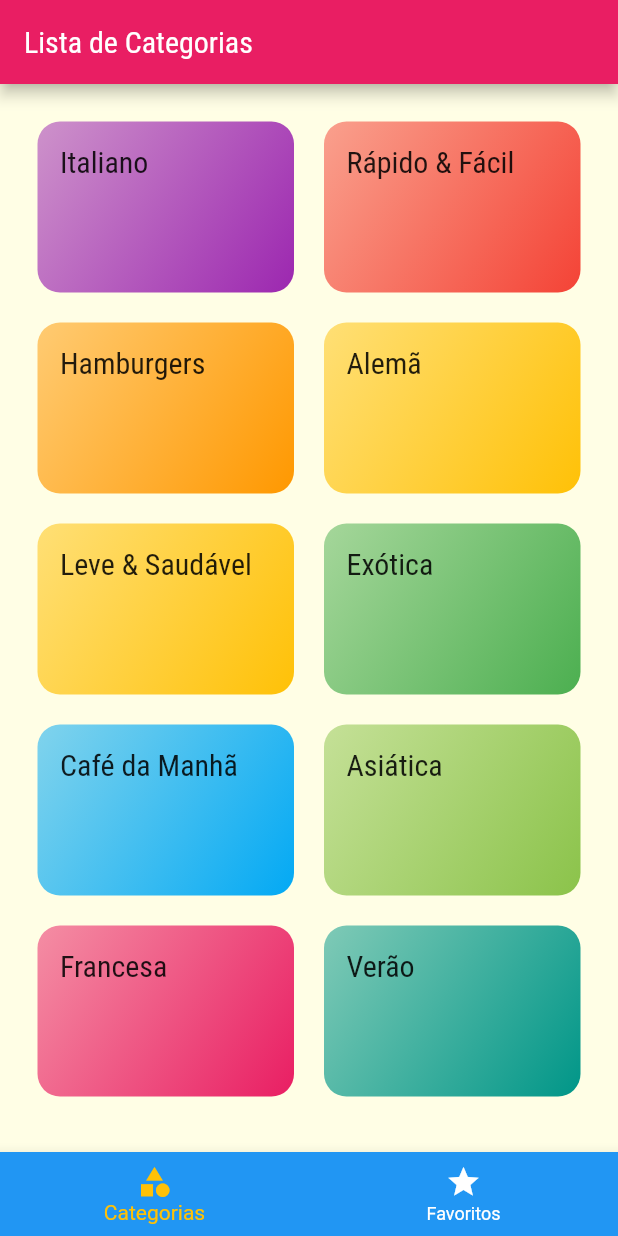
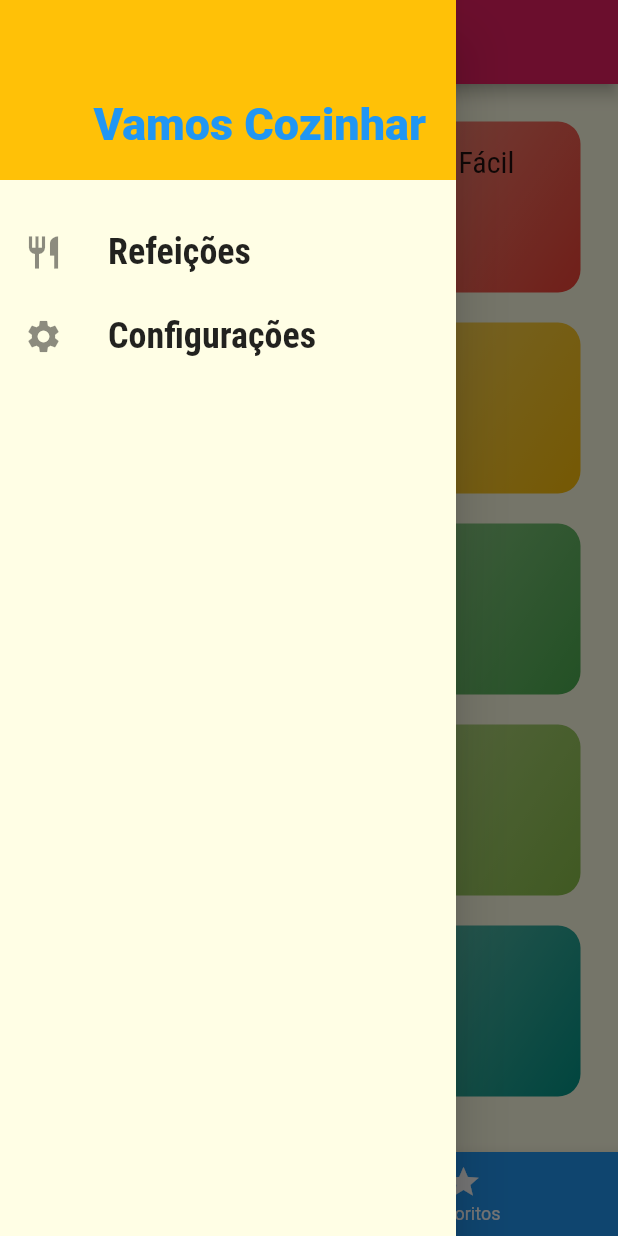
Before and after one commit to paulocsarlins/meals, a Flutter app: the screen it shows after launch, with the side drawer open (before the commit the screen has no drawer), on a phone screen of 412 x 824 dp. Run offline on Flutter 3.47's test engine with Material 2 defaults, Android fonts, the phone set to English and light mode, and no system bars.

Commit message:
Adicionar Drawer Personalizado

```diff
--- /dev/null
+++ b/lib/components/main_drawer.dart
@@ -0,0 +1,51 @@
+import 'package:flutter/material.dart';
+
+class MainDrawer extends StatelessWidget {
+  const MainDrawer({Key? key}) : super(key: key);
+
+  Widget _createItem(IconData icon, String label) {
+    return ListTile(
+      leading: Icon(
+        icon,
+        size: 26,
+      ),
+      title: Text(
+        label,
+        style: TextStyle(
+          fontFamily: 'RobotoCondensed',
+          fontSize: 24,
+          fontWeight: FontWeight.bold
+        ),
+      ),
+      onTap: (){},
+    );
+  }
+
+  @override
+  Widget build(BuildContext context) {
+    return Drawer(
+      child: Column(
+        children: [
+          Container(
+            height: 120,
+            width: double.infinity,
+            padding: EdgeInsets.all(20),
+            color: Theme.of(context).accentColor,
+            alignment: Alignment.bottomRight,
+            child: Text(
+              'Vamos Cozinhar',
+              style: TextStyle(
+                fontWeight: FontWeight.w900,
+                fontSize: 30,
+                color: Theme.of(context).primaryColor,
+              ),
+            ),
+          ),
+          SizedBox(height: 20),
+          _createItem(Icons.restaurant, 'Refeições'),
+          _createItem(Icons.settings, 'Configurações'),
+        ],
+      ),
+    );
+  }
+}
--- a/lib/models/meal.dart
+++ b/lib/models/meal.dart
@@ -1,5 +1,3 @@
-import 'package:flutter/scheduler.dart';
-
 enum Complexity {
   simple,
   medium,
--- a/lib/screens/favorite_screen.dart
+++ b/lib/screens/favorite_screen.dart
@@ -5,7 +5,7 @@ class FavoriteScreen extends StatelessWidget {
 
   @override
   Widget build(BuildContext context) {
-    return Center(
+    return const Center(
       child: Text('Minhas Refeições Favoritas!'),
     );
   }
--- a/lib/screens/meal_detail_screen.dart
+++ b/lib/screens/meal_detail_screen.dart
@@ -6,7 +6,7 @@ class MealDetailScreen extends StatelessWidget {
 
   Widget _createSectionTitle(BuildContext context, String title) {
     return Container(
-      margin: EdgeInsets.symmetric(vertical: 10),
+      margin: const EdgeInsets.symmetric(vertical: 10),
       child: Text(
         title,
         style: Theme.of(context).textTheme.headline6,
@@ -18,8 +18,8 @@ class MealDetailScreen extends StatelessWidget {
     return Container(
       width: 330,
       height: 200,
-      padding: EdgeInsets.all(10),
-      margin: EdgeInsets.all(10),
+      padding: const EdgeInsets.all(10),
+      margin: const EdgeInsets.all(10),
       decoration: BoxDecoration(
         color: Colors.white,
         border: Border.all(color: Colors.grey),
@@ -40,7 +40,7 @@ class MealDetailScreen extends StatelessWidget {
       body: SingleChildScrollView(
         child: Column(
           children: [
-            Container(
+            SizedBox(
               height: 300,
               width: double.infinity,
               child: Image.network(
@@ -52,8 +52,9 @@ class MealDetailScreen extends StatelessWidget {
             _createSectionContainer(
               ListView.builder(
                 itemCount: meal.ingredients.length,
-                itemBuilder: ((context, index) {
+                itemBuilder: (ctx, index) {
                   return Card(
+                    color: Theme.of(context).colorScheme.secondary,
                     child: Padding(
                       padding: const EdgeInsets.symmetric(
                         vertical: 5,
@@ -61,9 +62,8 @@ class MealDetailScreen extends StatelessWidget {
                       ),
                       child: Text(meal.ingredients[index]),
                     ),
-                    color: Theme.of(context).accentColor,
                   );
-                }),
+                },
               ),
             ),
             _createSectionTitle(context, 'Passos'),
@@ -79,7 +79,7 @@ class MealDetailScreen extends StatelessWidget {
                         ),
                         title: Text(meal.steps[index]),
                       ),
-                      Divider(),
+                      const Divider(),
                     ],
                   );
                 },
--- a/lib/screens/tabs_screen.dart
+++ b/lib/screens/tabs_screen.dart
@@ -1,6 +1,7 @@
 import 'package:flutter/material.dart';
 import 'categories_screen.dart';
 import 'favorite_screen.dart';
+import '../components/main_drawer.dart';
 
 class TabScreen extends StatefulWidget {
   const TabScreen({Key? key}) : super(key: key);
@@ -14,11 +15,11 @@ class _TabScreenState extends State<TabScreen> {
   final List<Map<String, Object>> _screens = [
     {
       'title': 'Lista de Categorias',
-      'screen': CategoriesScreen(),
+      'screen': const CategoriesScreen(),
     },
     {
       'title': 'Meus favoritos',
-      'screen': FavoriteScreen(),
+      'screen': const FavoriteScreen(),
     }
   ];
 
@@ -36,14 +37,15 @@ class _TabScreenState extends State<TabScreen> {
           _screens[_selectedScreenIndex]['title'] as String,
         ),
       ),
+      drawer: const MainDrawer(),
       body: _screens[_selectedScreenIndex]['screen'] as Widget,
       bottomNavigationBar: BottomNavigationBar(
         onTap: _selectedScreen,
         backgroundColor: Theme.of(context).primaryColor,
         unselectedItemColor: Colors.white,
-        selectedItemColor: Theme.of(context).accentColor,
+        selectedItemColor: Theme.of(context).colorScheme.secondary,
         currentIndex: _selectedScreenIndex,
-        items: [
+        items: const  [
           BottomNavigationBarItem(
             icon: Icon(Icons.category),
             label: 'Categorias',
```
Also changed, not shown: lib/screens/categories_meals_screen.dart (line endings or trailing spaces).
